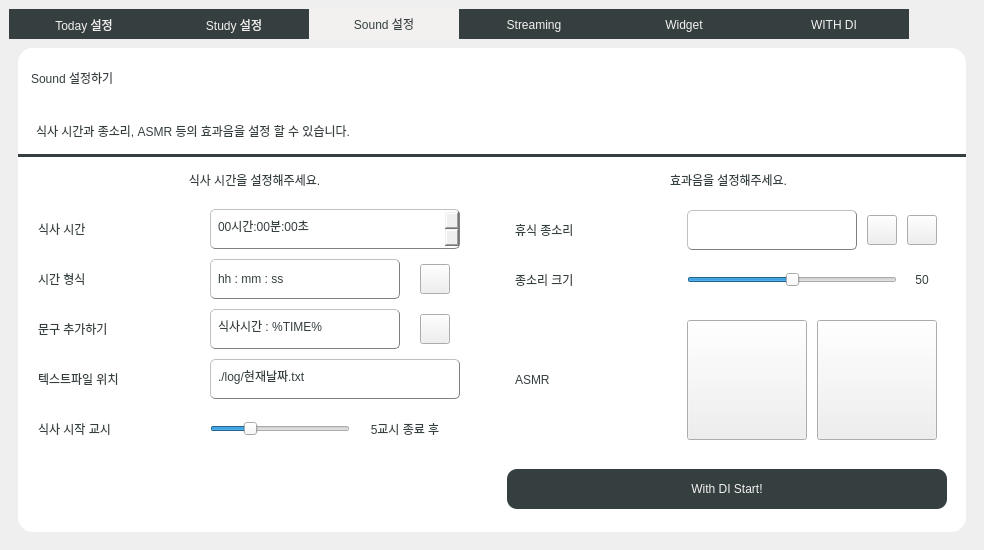
Above: resource/main.ui from DEEPI-LAB/python-study-with-me-timer before the change. Below: the same form after it.
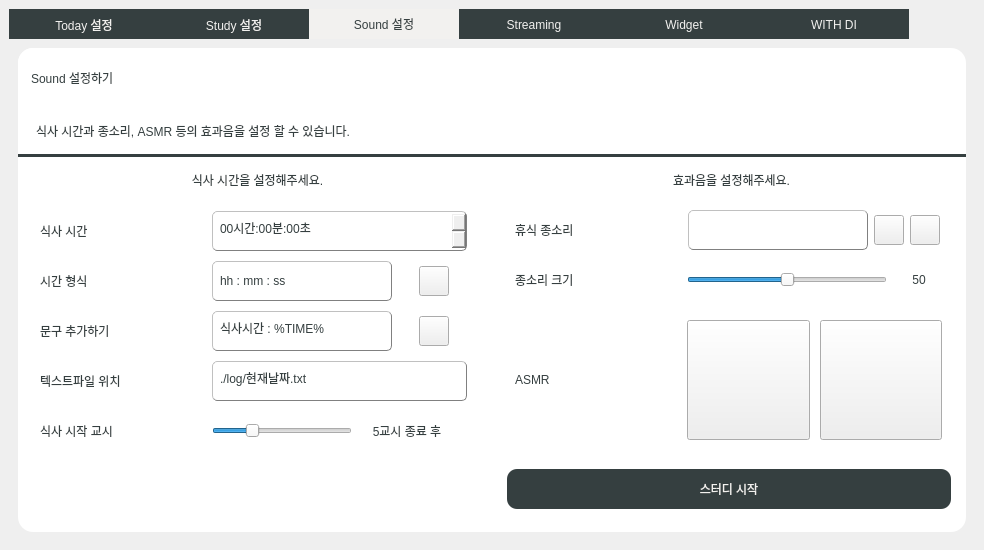
That is the form after the change. The open tabs and pages were chosen to show the change. Icons and pictures are not drawn.

```diff
--- a/resource/main.ui
+++ b/resource/main.ui
@@ -2375,7 +2375,7 @@
 	background-color: white;
 }</string>
           </property>
-          <layout class="QVBoxLayout" name="verticalLayout_7" stretch="0,1,0">
+          <layout class="QVBoxLayout" name="verticalLayout_7" stretch="1,1,1">
            <property name="leftMargin">
             <number>0</number>
            </property>
@@ -2562,10 +2562,10 @@
                </property>
                <layout class="QGridLayout" name="gridLayout_15">
                 <property name="leftMargin">
-                 <number>8</number>
+                 <number>11</number>
                 </property>
                 <property name="topMargin">
-                 <number>8</number>
+                 <number>11</number>
                 </property>
                 <property name="rightMargin">
                  <number>11</number>
@@ -2639,13 +2639,13 @@
                    <widget class="QLineEdit" name="meal_path">
                     <property name="minimumSize">
                      <size>
-                      <width>0</width>
+                      <width>255</width>
                       <height>40</height>
                      </size>
                     </property>
                     <property name="maximumSize">
                      <size>
-                      <width>16777215</width>
+                      <width>255</width>
                       <height>40</height>
                      </size>
                     </property>
@@ -2678,7 +2678,7 @@
                      <number>10</number>
                     </property>
                     <property name="rightMargin">
-                     <number>10</number>
+                     <number>16</number>
                     </property>
                     <item>
                      <widget class="QPushButton" name="meal_output_format_reset">
@@ -2713,7 +2713,7 @@
                      <number>10</number>
                     </property>
                     <property name="rightMargin">
-                     <number>10</number>
+                     <number>16</number>
                     </property>
                     <property name="bottomMargin">
                      <number>0</number>
@@ -2752,13 +2752,13 @@
                     </property>
                     <property name="minimumSize">
                      <size>
-                      <width>190</width>
+                      <width>180</width>
                       <height>40</height>
                      </size>
                     </property>
                     <property name="maximumSize">
                      <size>
-                      <width>190</width>
+                      <width>180</width>
                       <height>40</height>
                      </size>
                     </property>
@@ -2813,13 +2813,13 @@
                     </property>
                     <property name="minimumSize">
                      <size>
-                      <width>190</width>
+                      <width>180</width>
                       <height>40</height>
                      </size>
                     </property>
                     <property name="maximumSize">
                      <size>
-                      <width>190</width>
+                      <width>180</width>
                       <height>40</height>
                      </size>
                     </property>
@@ -2898,13 +2898,13 @@
                    <widget class="QTimeEdit" name="mealtime_edit">
                     <property name="minimumSize">
                      <size>
-                      <width>0</width>
+                      <width>255</width>
                       <height>40</height>
                      </size>
                     </property>
                     <property name="maximumSize">
                      <size>
-                      <width>16777215</width>
+                      <width>255</width>
                       <height>40</height>
                      </size>
                     </property>
@@ -2926,13 +2926,13 @@
                    <widget class="QFrame" name="frame">
                     <property name="minimumSize">
                      <size>
-                      <width>0</width>
+                      <width>255</width>
                       <height>40</height>
                      </size>
                     </property>
                     <property name="maximumSize">
                      <size>
-                      <width>16777215</width>
+                      <width>255</width>
                       <height>40</height>
                      </size>
                     </property>
@@ -2963,6 +2963,12 @@
                          <height>0</height>
                         </size>
                        </property>
+                       <property name="maximumSize">
+                        <size>
+                         <width>140</width>
+                         <height>16777215</height>
+                        </size>
+                       </property>
                        <property name="sizeIncrement">
                         <size>
                          <width>0</width>
@@ -3101,13 +3107,13 @@
                  <widget class="QPushButton" name="studywithdi">
                   <property name="minimumSize">
                    <size>
-                    <width>100</width>
+                    <width>444</width>
                     <height>40</height>
                    </size>
                   </property>
                   <property name="maximumSize">
                    <size>
-                    <width>16777215</width>
+                    <width>444</width>
                     <height>40</height>
                    </size>
                   </property>
@@ -3130,7 +3136,7 @@
 }</string>
                   </property>
                   <property name="text">
-                   <string>With DI Start!</string>
+                   <string>스터디 시작</string>
                   </property>
                  </widget>
                 </item>
@@ -3151,33 +3157,17 @@
                   <property name="spacing">
                    <number>10</number>
                   </property>
-                  <item row="0" column="2">
-                   <widget class="QPushButton" name="path_1">
-                    <property name="maximumSize">
-                     <size>
-                      <width>30</width>
-                      <height>30</height>
-                     </size>
-                    </property>
-                    <property name="styleSheet">
-                     <string notr="true">border-image: url(:/icon/add.png);</string>
-                    </property>
-                    <property name="text">
-                     <string/>
-                    </property>
-                   </widget>
-                  </item>
                   <item row="1" column="1" colspan="2">
                    <widget class="QSlider" name="sound_slider">
                     <property name="minimumSize">
                      <size>
-                      <width>0</width>
+                      <width>200</width>
                       <height>0</height>
                      </size>
                     </property>
                     <property name="maximumSize">
                      <size>
-                      <width>210</width>
+                      <width>200</width>
                       <height>16777215</height>
                      </size>
                     </property>
@@ -3192,34 +3182,6 @@
                     </property>
                    </widget>
                   </item>
-                  <item row="0" column="1">
-                   <widget class="QLineEdit" name="break_start_sound_path">
-                    <property name="minimumSize">
-                     <size>
-                      <width>170</width>
-                      <height>40</height>
-                     </size>
-                    </property>
-                    <property name="maximumSize">
-                     <size>
-                      <width>170</width>
-                      <height>40</height>
-                     </size>
-                    </property>
-                    <property name="styleSheet">
-                     <string notr="true">padding: 5px;;
-font: 17px &quot;나눔스퀘어_ac Bold&quot;;
-color :#353F40;
-border-style: outset;
-border-width: 1px;
-border-color: gray;
-border-radius: 5px;</string>
-                    </property>
-                    <property name="readOnly">
-                     <bool>true</bool>
-                    </property>
-                   </widget>
-                  </item>
                   <item row="1" column="0">
                    <widget class="QLabel" name="st_user_week_6">
                     <property name="minimumSize">
@@ -3274,93 +3236,116 @@
                     </property>
                    </widget>
                   </item>
-                  <item row="1" column="3">
-                   <widget class="QLabel" name="sound_val">
+                  <item row="0" column="1" colspan="4">
+                   <widget class="QFrame" name="horizontalFrame">
                     <property name="minimumSize">
                      <size>
-                      <width>30</width>
+                      <width>255</width>
                       <height>40</height>
                      </size>
                     </property>
                     <property name="maximumSize">
                      <size>
-                      <width>30</width>
+                      <width>255</width>
                       <height>40</height>
                      </size>
                     </property>
-                    <property name="focusPolicy">
-                     <enum>Qt::WheelFocus</enum>
-                    </property>
-                    <property name="styleSheet">
-                     <string notr="true">padding: 1px;
-font: 15px &quot;나눔스퀘어_ac Bold&quot;;
-color :   #353F40;</string>
-                    </property>
-                    <property name="text">
-                     <string>50</string>
-                    </property>
-                    <property name="alignment">
-                     <set>Qt::AlignCenter</set>
-                    </property>
+                    <layout class="QHBoxLayout" name="horizontalLayout_25">
+                     <property name="spacing">
+                      <number>5</number>
+                     </property>
+                     <property name="leftMargin">
+                      <number>0</number>
+                     </property>
+                     <property name="topMargin">
+                      <number>0</number>
+                     </property>
+                     <property name="rightMargin">
+                      <number>0</number>
+                     </property>
+                     <property name="bottomMargin">
+                      <number>0</number>
+                     </property>
+                     <item>
+                      <widget class="QLineEdit" name="break_start_sound_path">
+                       <property name="minimumSize">
+                        <size>
+                         <width>180</width>
+                         <height>40</height>
+                        </size>
+                       </property>
+                       <property name="maximumSize">
+                        <size>
+                         <width>180</width>
+                         <height>40</height>
+                        </size>
+                       </property>
+                       <property name="styleSheet">
+                        <string notr="true">padding: 5px;
+font: 17px &quot;나눔스퀘어_ac Bold&quot;;
+color :#353F40;
+border-style: outset;
+border-width: 1px;
+border-color: gray;
+border-radius: 5px;</string>
+                       </property>
+                       <property name="readOnly">
+                        <bool>true</bool>
+                       </property>
+                      </widget>
+                     </item>
+                     <item>
+                      <widget class="QPushButton" name="path_1">
+                       <property name="maximumSize">
+                        <size>
+                         <width>30</width>
+                         <height>30</height>
+                        </size>
+                       </property>
+                       <property name="styleSheet">
+                        <string notr="true">border-image: url(:/icon/add.png);</string>
+                       </property>
+                       <property name="text">
+                        <string/>
+                       </property>
+                      </widget>
+                     </item>
+                     <item>
+                      <widget class="QPushButton" name="play_1">
+                       <property name="minimumSize">
+                        <size>
+                         <width>30</width>
+                         <height>30</height>
+                        </size>
+                       </property>
+                       <property name="maximumSize">
+                        <size>
+                         <width>30</width>
+                         <height>30</height>
+                        </size>
+                       </property>
+                       <property name="styleSheet">
+                        <string notr="true">border-image: url(:/icon/play.png);</string>
+                       </property>
+                       <property name="text">
+                        <string/>
+                       </property>
+                      </widget>
+                     </item>
+                    </layout>
                    </widget>
                   </item>
-                  <item row="0" column="3">
-                   <widget class="QPushButton" name="play_1">
-                    <property name="minimumSize">
-                     <size>
-                      <width>30</width>
-                      <height>30</height>
-                     </size>
-                    </property>
-                    <property name="maximumSize">
-                     <size>
-                      <width>30</width>
-                      <height>30</height>
-                     </size>
-                    </property>
-                    <property name="styleSheet">
-                     <string notr="true">border-image: url(:/icon/play.png);</string>
-                    </property>
-                    <property name="text">
-                     <string/>
-                    </property>
-                   </widget>
-                  </item>
-                  <item row="0" column="0">
-                   <widget class="QLabel" name="label_25">
-                    <property name="minimumSize">
-                     <size>
-                      <width>170</width>
-                      <height>40</height>
-                     </size>
-                    </property>
-                    <property name="maximumSize">
-                     <size>
-                      <width>170</width>
-                      <height>40</height>
-                     </size>
-                    </property>
-                    <property name="styleSheet">
-                     <string notr="true">padding: 5px;;
-font: 20px &quot;나눔스퀘어_ac ExtraBold&quot;;
-color :#353F40;</string>
-                    </property>
-                    <property name="text">
-                     <string>휴식 종소리</string>
-                    </property>
-                   </widget>
-                  </item>
-                  <item row="2" column="1" colspan="3">
+                  <item row="2" column="1" colspan="4">
                    <widget class="QFrame" name="frame">
                     <property name="minimumSize">
                      <size>
-                      <width>250</width>
+                      <width>255</width>
                       <height>140</height>
                      </size>
                     </property>
                     <property name="maximumSize">
                      <size>
-                      <width>250</width>
+                      <width>255</width>
                       <height>140</height>
                      </size>
                     </property>
@@ -3427,6 +3412,73 @@
                     </layout>
                    </widget>
                   </item>
+                  <item row="0" column="0">
+                   <widget class="QLabel" name="label_25">
+                    <property name="minimumSize">
+                     <size>
+                      <width>170</width>
+                      <height>40</height>
+                     </size>
+                    </property>
+                    <property name="maximumSize">
+                     <size>
+                      <width>170</width>
+                      <height>40</height>
+                     </size>
+                    </property>
+                    <property name="styleSheet">
+                     <string notr="true">padding: 5px;;
+font: 20px &quot;나눔스퀘어_ac ExtraBold&quot;;
+color :#353F40;</string>
+                    </property>
+                    <property name="text">
+                     <string>휴식 종소리</string>
+                    </property>
+                   </widget>
+                  </item>
+                  <item row="1" column="3" colspan="2">
+                   <layout class="QHBoxLayout" name="horizontalLayout_26">
+                    <property name="spacing">
+                     <number>0</number>
+                    </property>
+                    <property name="leftMargin">
+                     <number>5</number>
+                    </property>
+                    <property name="rightMargin">
+                     <number>5</number>
+                    </property>
+                    <item>
+                     <widget class="QLabel" name="sound_val">
+                      <property name="minimumSize">
+                       <size>
+                        <width>30</width>
+                        <height>40</height>
+                       </size>
+                      </property>
+                      <property name="maximumSize">
+                       <size>
+                        <width>30</width>
+                        <height>40</height>
+                       </size>
+                      </property>
+                      <property name="focusPolicy">
+                       <enum>Qt::WheelFocus</enum>
+                      </property>
+                      <property name="styleSheet">
+                       <string notr="true">padding: 1px;
+font: 15px &quot;나눔스퀘어_ac Bold&quot;;
+color :   #353F40;</string>
+                      </property>
+                      <property name="text">
+                       <string>50</string>
+                      </property>
+                      <property name="alignment">
+                       <set>Qt::AlignCenter</set>
+                      </property>
+                     </widget>
+                    </item>
+                   </layout>
+                  </item>
                  </layout>
                 </item>
                </layout>
```
Left out of the diff: 313 changed lines with no effect on the pictures.
